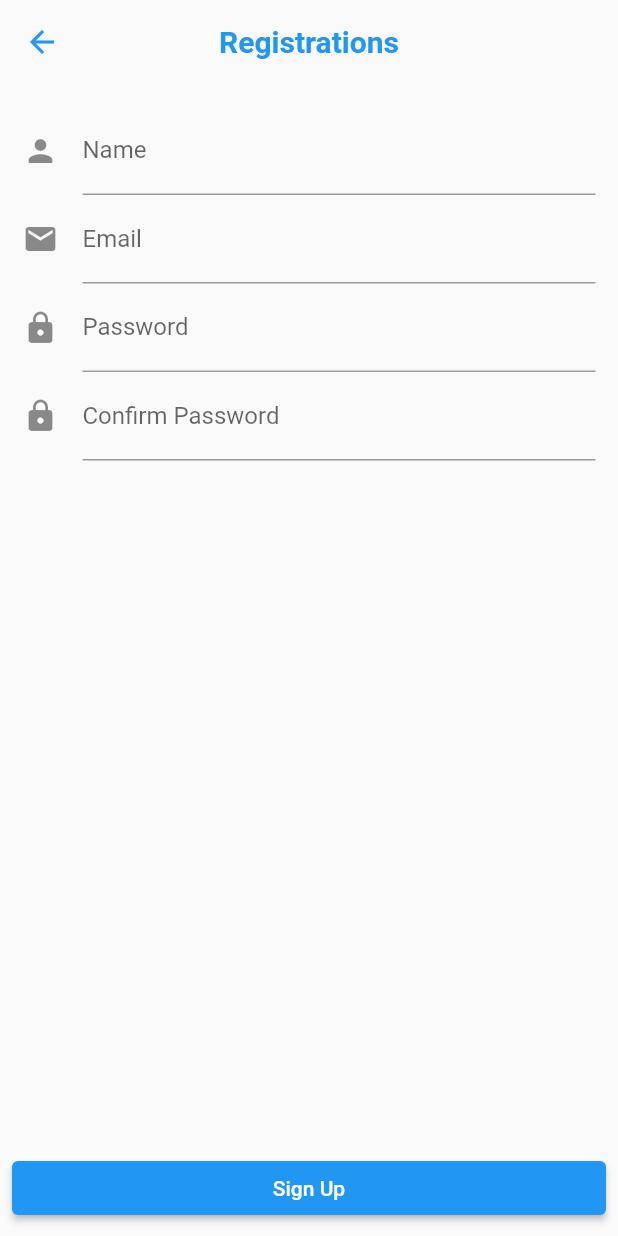
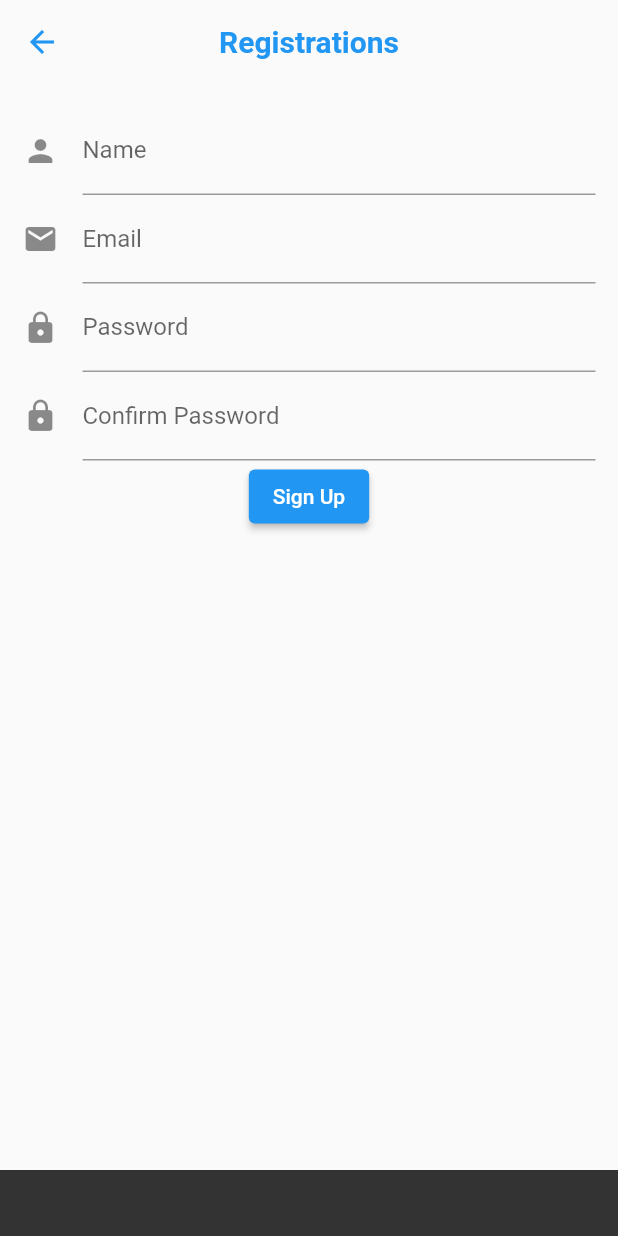
Before and after one commit to bryantan8858/my_blog_app, a Flutter app: the RegisterPage screen opened directly, after a tap on "Sign Up", on a phone screen of 412 x 824 dp. Run offline on Flutter 3.47's test engine with Material 2 defaults, Android fonts, the phone set to English and light mode, and no system bars; our stand-ins replace shared_preferences; accounts and stored records are empty; statements that could not run were skipped.

Commit message:
register

```diff
--- a/lib/screens/register_page/register_page.dart
+++ b/lib/screens/register_page/register_page.dart
@@ -1,4 +1,8 @@
 import 'package:flutter/material.dart';
+import 'package:my_blog_app/bloc/user_bloc.dart';
+import 'package:my_blog_app/models/default_response_model.dart';
+import 'package:my_blog_app/models/login_request_model.dart';
+import 'package:my_blog_app/models/register_request_model.dart';
 
 class RegisterPage extends StatefulWidget {
   const RegisterPage({super.key});
@@ -8,6 +12,13 @@ class RegisterPage extends StatefulWidget {
 }
 
 class _RegisterPageState extends State<RegisterPage> {
+  final GlobalKey<FormState> _formKey = GlobalKey<FormState>();
+  TextEditingController nameController = TextEditingController();
+  TextEditingController emailController = TextEditingController();
+  TextEditingController passwordController = TextEditingController();
+  TextEditingController cpController = TextEditingController();
+  UserBloc registerBloc = UserBloc();
+  RegisterRequestModel registerRequestModel = RegisterRequestModel();
   @override
   Widget build(BuildContext context) {
     return Scaffold(
@@ -18,10 +29,7 @@ class _RegisterPageState extends State<RegisterPage> {
         ),
         title: const Text(
           "Registrations",
-          style: TextStyle(
-            color: Colors.blue,
-            fontWeight: FontWeight.bold
-          ),
+          style: TextStyle(color: Colors.blue, fontWeight: FontWeight.bold),
         ),
         elevation: 0,
         backgroundColor: Colors.transparent,
@@ -30,11 +38,15 @@ class _RegisterPageState extends State<RegisterPage> {
         child: Container(
           padding: EdgeInsets.all(15),
           width: double.infinity,
+          child: Form(
+            key: _formKey,
             child: Column(
               crossAxisAlignment: CrossAxisAlignment.center,
               children: [
-
                 TextFormField(
+                  onSaved: (newValue) {
+                    registerRequestModel.name = newValue;
+                  },
                   decoration: const InputDecoration(
                     labelText: "Name",
                     hintText: "Name",
@@ -42,6 +54,9 @@ class _RegisterPageState extends State<RegisterPage> {
                   ),
                 ),
                 TextFormField(
+                  onSaved: (newValue) {
+                    registerRequestModel.email = newValue;
+                  },
                   decoration: const InputDecoration(
                     labelText: "Email",
                     hintText: "Email",
@@ -49,6 +64,10 @@ class _RegisterPageState extends State<RegisterPage> {
                   ),
                 ),
                 TextFormField(
+                  obscureText: true,
+                  onSaved: (newValue) {
+                    registerRequestModel.password = newValue;
+                  },
                   decoration: const InputDecoration(
                     labelText: "Password",
                     hintText: "Password",
@@ -56,25 +75,57 @@ class _RegisterPageState extends State<RegisterPage> {
                   ),
                 ),
                 TextFormField(
+                  obscureText: true,
+                  onSaved: (newValue) {
+                    registerRequestModel.passwordConfirmation = newValue;
+                  },
                   decoration: const InputDecoration(
                     labelText: "Confirm Password",
                     hintText: "Confirm Password",
                     icon: Icon(Icons.lock),
                   ),
                 ),
-
-
+                ElevatedButton(
+                  onPressed: () {
+                    if (validateAndSave()) {
+                      registerProcess(registerRequestModel);
+                    }
+                  },
+                  child: Text("Sign Up"),
+                ),
               ],
             ),
           ),
         ),
-      bottomNavigationBar: Padding(
-        padding: const EdgeInsets.all(8.0),
-        child: ElevatedButton(
-          onPressed: () {},
-          child: Text("Sign Up"),
-        ),
       ),
     );
   }
+
+  bool validateAndSave() {
+    final form = _formKey.currentState;
+
+    if (form!.validate()) {
+      form.save();
+      return true;
     }
+    return false;
+  }
+
+  Future<void> registerProcess(
+      RegisterRequestModel registerRequestModel) async {
+    DefaultResponseModel responseModel =
+        await registerBloc.register(registerRequestModel);
+    if (responseModel.isSuccess) {
+      ScaffoldMessenger.of(context).showSnackBar(
+        SnackBar(
+          content: Text("register success"),
+        ),
+      );
+      Navigator.pop(context);
+    } else {
+      ScaffoldMessenger.of(context).showSnackBar(
+        SnackBar(content: Text(responseModel.message),),
+      );
+    }
+  }
+}
```
Lines whose indentation alone changed are shown as unchanged.
